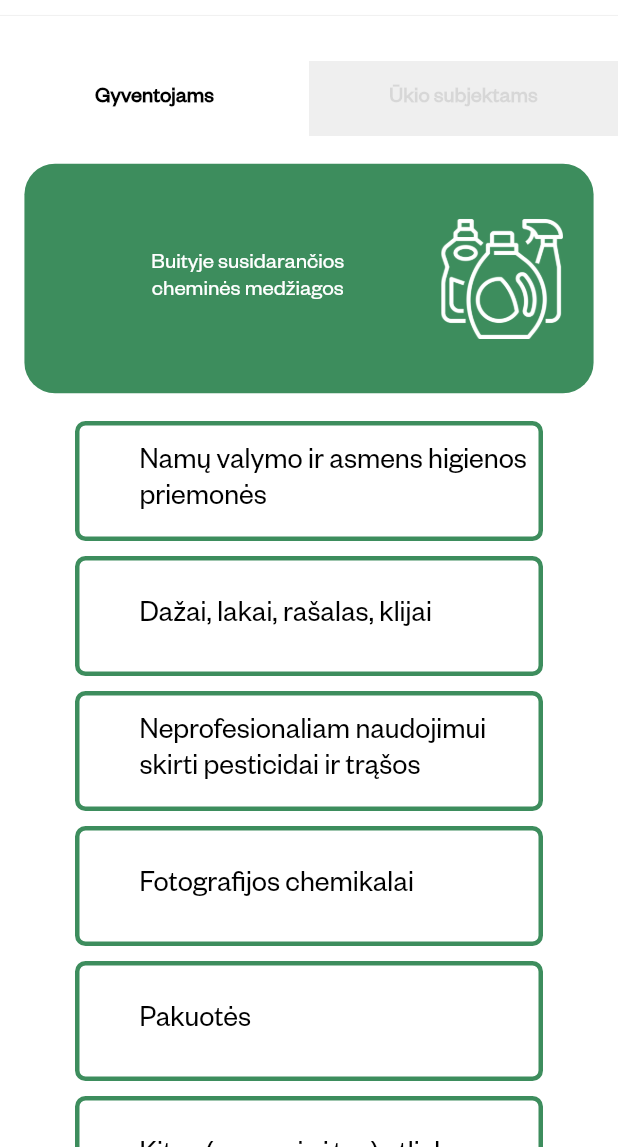
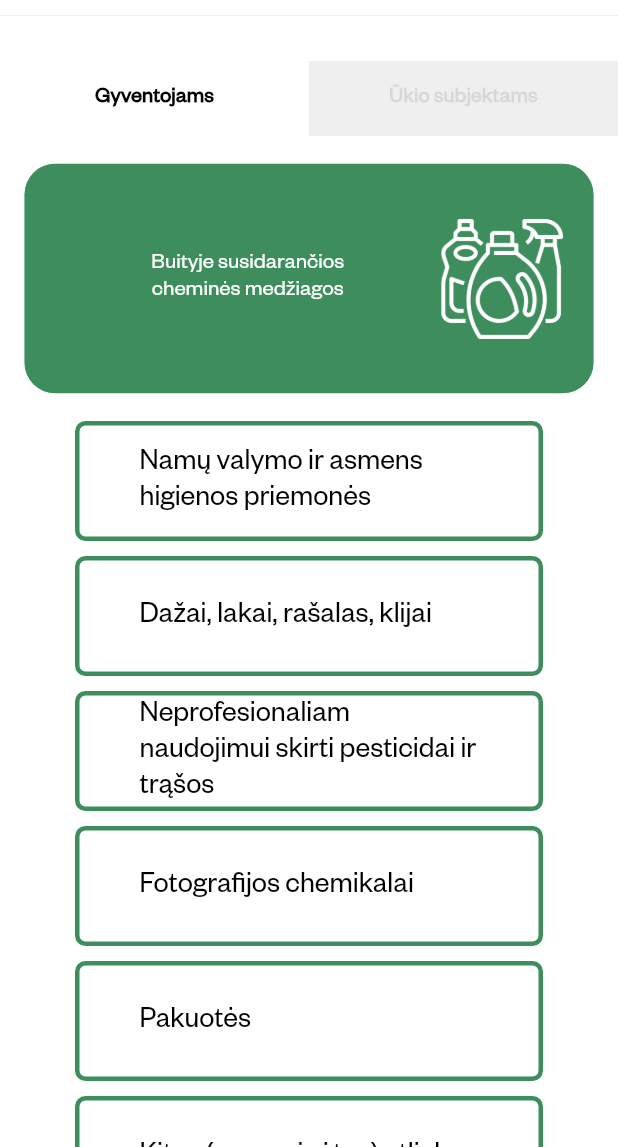
Before and after one commit to AplinkosMinisterija/rusiavimo-irankis, a Flutter app: the ResidentsScreen screen opened by its route, after a tap on "Buityje susidarančios cheminės medžiagos", on a phone screen of 412 x 824 dp, the part 89-1236 px from its top. Run offline on Flutter 3.47's test engine with Material 2 defaults, Android fonts, the light colour scheme and no system bars; drawn by our look-alikes of auto_size_text; our stand-ins replace bloc, dio, easy_localization, equatable, flutter_bloc, get_it.

Commit message:
final fixes

```diff
--- a/lib/ui/widgets/selector_tile.dart
+++ b/lib/ui/widgets/selector_tile.dart
@@ -63,7 +63,7 @@ class _SelectorTileState extends State<SelectorTile> {
             ),
           ),
           child: Padding(
-            padding: const EdgeInsets.only(left: 40),
+            padding: const EdgeInsets.only(left: 40, right: 35, top: 2),
             child: Column(
               crossAxisAlignment: CrossAxisAlignment.start,
               mainAxisAlignment: MainAxisAlignment.center,
```
